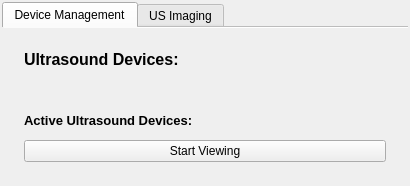
Qt form Plugins/org.mitk.gui.qt.ultrasound/src/internal/UltrasoundSupportControls.ui (MITK/MITK) before a commit.
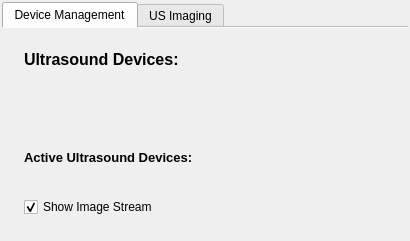
The same form after that commit. Icons and pictures are not drawn. Custom widgets are drawn as their Qt base class.

```diff
--- a/Plugins/org.mitk.gui.qt.ultrasound/src/internal/UltrasoundSupportControls.ui
+++ b/Plugins/org.mitk.gui.qt.ultrasound/src/internal/UltrasoundSupportControls.ui
@@ -7,7 +7,7 @@
     <x>0</x>
     <y>0</y>
     <width>410</width>
-    <height>171</height>
+    <height>241</height>
    </rect>
   </property>
   <property name="minimumSize">
@@ -104,19 +104,12 @@
              <item>
               <layout class="QHBoxLayout" name="horizontalLayout_2">
                <item>
-                <widget class="QPushButton" name="m_BtnView">
-                 <property name="minimumSize">
-                  <size>
-                   <width>120</width>
-                   <height>0</height>
-                  </size>
-                 </property>
+                <widget class="QCheckBox" name="m_ShowImageStream">
                  <property name="text">
-                  <string>Start Viewing</string>
+                  <string>Show Image Stream</string>
                  </property>
-                 <property name="icon">
-                  <iconset resource="../../../../Modules/USUI/resources/USUI.qrc">
-                   <normaloff>:/USUI/accept.png</normaloff>:/USUI/accept.png</iconset>
+                 <property name="checked">
+                  <bool>true</bool>
                  </property>
                 </widget>
                </item>
```
